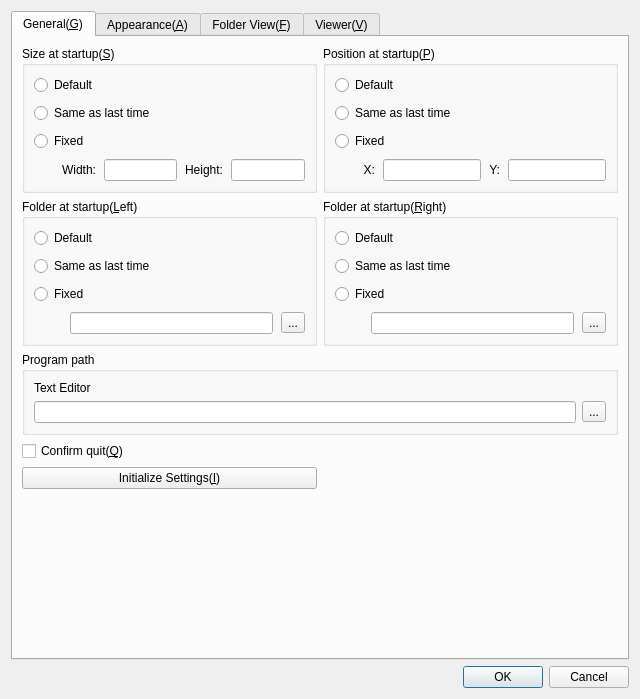
Old version of the form preferencesdialog.ui in the repository haraki/farman.
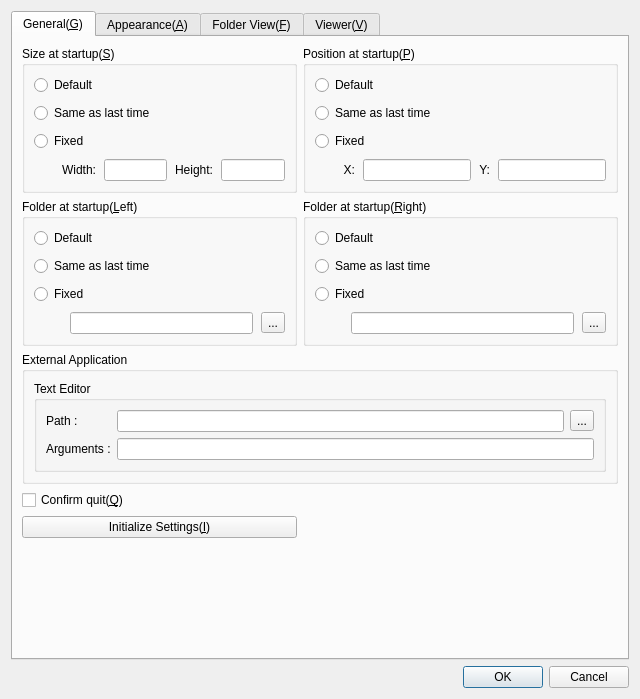
New version of the form.

Commit message: #43 implemented Text Editor arguments.

Patch:
```diff
--- a/preferencesdialog.ui
+++ b/preferencesdialog.ui
@@ -23,7 +23,96 @@
       <attribute name="title">
        <string>General(&amp;G)</string>
       </attribute>
-      <layout class="QGridLayout" name="gridLayout_21" columnstretch="1,1">
+      <layout class="QGridLayout" name="gridLayout_21" columnstretch="1,0">
+       <item row="0" column="1">
+        <widget class="QGroupBox" name="positionAtStartupGroupBox">
+         <property name="title">
+          <string>Position at startup(&amp;P)</string>
+         </property>
+         <layout class="QGridLayout" name="gridLayout_5">
+          <property name="spacing">
+           <number>8</number>
+          </property>
+          <item row="3" column="1">
+           <widget class="QLabel" name="positionXLabel">
+            <property name="text">
+             <string>X:</string>
+            </property>
+            <property name="alignment">
+             <set>Qt::AlignRight|Qt::AlignTrailing|Qt::AlignVCenter</set>
+            </property>
+           </widget>
+          </item>
+          <item row="3" column="4">
+           <widget class="QLineEdit" name="positionYLineEdit"/>
+          </item>
+          <item row="3" column="0">
+           <spacer name="positionHorizontalSpacer">
+            <property name="orientation">
+             <enum>Qt::Horizontal</enum>
+            </property>
+            <property name="sizeType">
+             <enum>QSizePolicy::Fixed</enum>
+            </property>
+            <property name="sizeHint" stdset="0">
+             <size>
+              <width>20</width>
+              <height>20</height>
+             </size>
+            </property>
+           </spacer>
+          </item>
+          <item row="3" column="3">
+           <widget class="QLabel" name="positionYLabel">
+            <property name="text">
+             <string>Y:</string>
+            </property>
+            <property name="alignment">
+             <set>Qt::AlignRight|Qt::AlignTrailing|Qt::AlignVCenter</set>
+            </property>
+           </widget>
+          </item>
+          <item row="3" column="2">
+           <widget class="QLineEdit" name="positionXLineEdit"/>
+          </item>
+          <item row="0" column="0" colspan="5">
+           <widget class="QRadioButton" name="positionDefaultRadioButton">
+            <property name="text">
+             <string>Default</string>
+            </property>
+           </widget>
+          </item>
+          <item row="1" column="0" colspan="5">
+           <widget class="QRadioButton" name="positionLastTimeRadioButton">
+            <property name="text">
+             <string>Same as last time</string>
+            </property>
+           </widget>
+          </item>
+          <item row="2" column="0" colspan="5">
+           <widget class="QRadioButton" name="positionFixedRadioButton">
+            <property name="text">
+             <string>Fixed</string>
+            </property>
+           </widget>
+          </item>
+         </layout>
+        </widget>
+       </item>
+       <item row="4" column="0">
+        <widget class="QPushButton" name="initializeSettingsPushButton">
+         <property name="text">
+          <string>Initialize Settings(&amp;I)</string>
+         </property>
+        </widget>
+       </item>
+       <item row="3" column="0">
+        <widget class="QCheckBox" name="confirmQuitCheckBox">
+         <property name="text">
+          <string>Confirm quit(&amp;Q)</string>
+         </property>
+        </widget>
+       </item>
        <item row="0" column="0">
         <widget class="QGroupBox" name="sizeAtStartupGroupBox">
          <property name="title">
@@ -99,81 +188,6 @@
          </layout>
         </widget>
        </item>
-       <item row="0" column="1">
-        <widget class="QGroupBox" name="positionAtStartupGroupBox">
-         <property name="title">
-          <string>Position at startup(&amp;P)</string>
-         </property>
-         <layout class="QGridLayout" name="gridLayout_5">
-          <property name="spacing">
-           <number>8</number>
-          </property>
-          <item row="3" column="1">
-           <widget class="QLabel" name="positionXLabel">
-            <property name="text">
-             <string>X:</string>
-            </property>
-            <property name="alignment">
-             <set>Qt::AlignRight|Qt::AlignTrailing|Qt::AlignVCenter</set>
-            </property>
-           </widget>
-          </item>
-          <item row="3" column="4">
-           <widget class="QLineEdit" name="positionYLineEdit"/>
-          </item>
-          <item row="3" column="0">
-           <spacer name="positionHorizontalSpacer">
-            <property name="orientation">
-             <enum>Qt::Horizontal</enum>
-            </property>
-            <property name="sizeType">
-             <enum>QSizePolicy::Fixed</enum>
-            </property>
-            <property name="sizeHint" stdset="0">
-             <size>
-              <width>20</width>
-              <height>20</height>
-             </size>
-            </property>
-           </spacer>
-          </item>
-          <item row="3" column="3">
-           <widget class="QLabel" name="positionYLabel">
-            <property name="text">
-             <string>Y:</string>
-            </property>
-            <property name="alignment">
-             <set>Qt::AlignRight|Qt::AlignTrailing|Qt::AlignVCenter</set>
-            </property>
-           </widget>
-          </item>
-          <item row="3" column="2">
-           <widget class="QLineEdit" name="positionXLineEdit"/>
-          </item>
-          <item row="0" column="0" colspan="5">
-           <widget class="QRadioButton" name="positionDefaultRadioButton">
-            <property name="text">
-             <string>Default</string>
-            </property>
-           </widget>
-          </item>
-          <item row="1" column="0" colspan="5">
-           <widget class="QRadioButton" name="positionLastTimeRadioButton">
-            <property name="text">
-             <string>Same as last time</string>
-            </property>
-           </widget>
-          </item>
-          <item row="2" column="0" colspan="5">
-           <widget class="QRadioButton" name="positionFixedRadioButton">
-            <property name="text">
-             <string>Fixed</string>
-            </property>
-           </widget>
-          </item>
-         </layout>
-        </widget>
-       </item>
        <item row="1" column="0">
         <widget class="QGroupBox" name="leftFolderAtStartupGroupBox">
          <property name="title">
@@ -292,20 +306,6 @@
          </layout>
         </widget>
        </item>
-       <item row="3" column="0">
-        <widget class="QCheckBox" name="confirmQuitCheckBox">
-         <property name="text">
-          <string>Confirm quit(&amp;Q)</string>
-         </property>
-        </widget>
-       </item>
-       <item row="4" column="0">
-        <widget class="QPushButton" name="initializeSettingsPushButton">
-         <property name="text">
-          <string>Initialize Settings(&amp;I)</string>
-         </property>
-        </widget>
-       </item>
        <item row="5" column="0">
         <spacer name="generalVerticalSpacer">
          <property name="orientation">
@@ -322,24 +322,43 @@
        <item row="2" column="0" colspan="2">
         <widget class="QGroupBox" name="programPathGroupBox">
          <property name="title">
-          <string>Program path</string>
+          <string>External Application</string>
          </property>
          <layout class="QGridLayout" name="gridLayout">
-          <item row="1" column="0">
-           <widget class="QLineEdit" name="textEditorPathLineEdit"/>
-          </item>
-          <item row="1" column="1">
-           <widget class="QToolButton" name="textEditorSelectButton">
-            <property name="text">
-             <string>...</string>
-            </property>
-           </widget>
-          </item>
-          <item row="0" column="0" colspan="2">
-           <widget class="QLabel" name="textEditorLabel">
-            <property name="text">
+          <item row="2" column="0">
+           <widget class="QGroupBox" name="textEditorGroupBox">
+            <property name="title">
              <string>Text Editor</string>
             </property>
+            <layout class="QGridLayout" name="gridLayout_22" columnstretch="0,1,0,0">
+             <item row="0" column="0">
+              <widget class="QLabel" name="textEditorPathLabel">
+               <property name="text">
+                <string>Path : </string>
+               </property>
+              </widget>
+             </item>
+             <item row="1" column="0">
+              <widget class="QLabel" name="textEditorArgsLabel">
+               <property name="text">
+                <string>Arguments :</string>
+               </property>
+              </widget>
+             </item>
+             <item row="0" column="3">
+              <widget class="QToolButton" name="textEditorSelectButton">
+               <property name="text">
+                <string>...</string>
+               </property>
+              </widget>
+             </item>
+             <item row="0" column="1" colspan="2">
+              <widget class="QLineEdit" name="textEditorPathLineEdit"/>
+             </item>
+             <item row="1" column="1" colspan="3">
+              <widget class="QLineEdit" name="textEditorArgsLineEdit"/>
+             </item>
+            </layout>
            </widget>
           </item>
          </layout>
```
Left out of the diff: 2 changed lines with no effect on the pictures. The commit also changes 4 other files.
